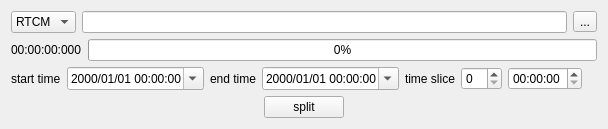
Qt form OpenRtk_Dirver/SplitTools.ui (aceinnazhangchen/OpenRtk_Dirver) before a commit.
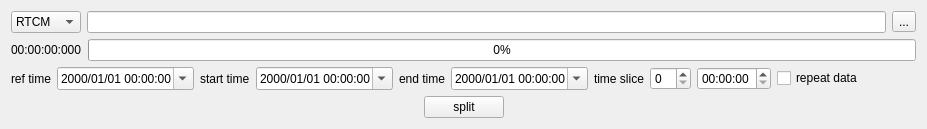
The same form after that commit.

Patch:
```diff
--- a/OpenRtk_Dirver/SplitTools.ui
+++ b/OpenRtk_Dirver/SplitTools.ui
@@ -6,7 +6,7 @@
    <rect>
     <x>0</x>
     <y>0</y>
-    <width>608</width>
+    <width>927</width>
     <height>127</height>
    </rect>
   </property>
@@ -23,6 +23,11 @@
          <string>RTCM</string>
         </property>
        </item>
+       <item>
+        <property name="text">
+         <string>INS401</string>
+        </property>
+       </item>
       </widget>
      </item>
      <item>
@@ -60,6 +65,23 @@
    </item>
    <item>
     <layout class="QHBoxLayout" name="horizontalLayout">
+     <item>
+      <widget class="QLabel" name="label_4">
+       <property name="text">
+        <string>ref time</string>
+       </property>
+      </widget>
+     </item>
+     <item>
+      <widget class="QDateTimeEdit" name="dateTimeEdit_ref">
+       <property name="displayFormat">
+        <string>yyyy/MM/dd HH:mm:ss</string>
+       </property>
+       <property name="calendarPopup">
+        <bool>true</bool>
+       </property>
+      </widget>
+     </item>
      <item>
       <widget class="QLabel" name="label">
        <property name="text">
@@ -128,6 +150,13 @@
        </property>
       </widget>
      </item>
+     <item>
+      <widget class="QCheckBox" name="checkBox_repeat">
+       <property name="text">
+        <string>repeat data</string>
+       </property>
+      </widget>
+     </item>
      <item>
       <spacer name="horizontalSpacer">
        <property name="orientation">
```
